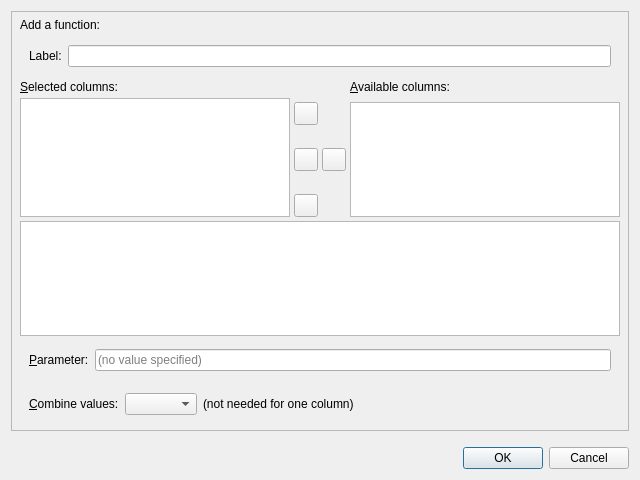
First picture: the form in coquery/gui/ui/addFunction.ui, repository gkunter/coquery, before the edit.
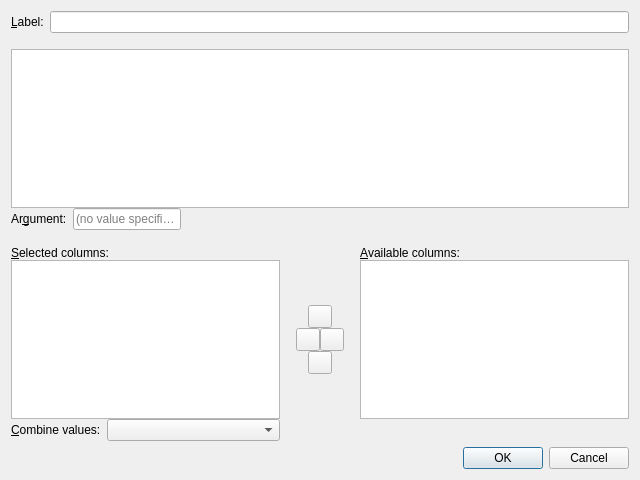
Second picture: the form after the edit. Custom widgets are drawn as their Qt base class.

Patch:
```diff
--- a/coquery/gui/ui/addFunction.ui
+++ b/coquery/gui/ui/addFunction.ui
@@ -14,53 +14,30 @@
    <string>Add a function – Coquery</string>
   </property>
   <layout class="QVBoxLayout" name="verticalLayout_2">
+   <item>
+    <layout class="QVBoxLayout" name="verticalLayout_3">
    <property name="spacing">
     <number>16</number>
    </property>
-   <property name="sizeConstraint">
-    <enum>QLayout::SetMinimumSize</enum>
-   </property>
-   <item>
-    <widget class="QFrame" name="frame">
-     <property name="frameShape">
-      <enum>QFrame::StyledPanel</enum>
-     </property>
-     <property name="frameShadow">
-      <enum>QFrame::Raised</enum>
-     </property>
-     <layout class="QVBoxLayout" name="verticalLayout">
-      <property name="spacing">
-       <number>4</number>
-      </property>
-      <property name="sizeConstraint">
-       <enum>QLayout::SetMinimumSize</enum>
-      </property>
-      <property name="leftMargin">
-       <number>8</number>
-      </property>
-      <property name="topMargin">
-       <number>6</number>
-      </property>
-      <property name="rightMargin">
-       <number>8</number>
-      </property>
-      <property name="bottomMargin">
-       <number>6</number>
-      </property>
-      <item>
-       <widget class="QLabel" name="label_description">
-        <property name="text">
-         <string>&lt;html&gt;&lt;head/&gt;&lt;body&gt;&lt;p&gt;Add a function:&lt;/p&gt;&lt;/body&gt;&lt;/html&gt;</string>
-        </property>
-       </widget>
-      </item>
       <item>
        <widget class="QWidget" name="widget_label" native="true">
+       <property name="sizePolicy">
+        <sizepolicy hsizetype="MinimumExpanding" vsizetype="Fixed">
+         <horstretch>0</horstretch>
+         <verstretch>0</verstretch>
+        </sizepolicy>
+       </property>
         <layout class="QHBoxLayout" name="horizontalLayout_3">
+        <property name="margin">
+         <number>0</number>
+        </property>
          <item>
           <widget class="QLabel" name="label">
            <property name="text">
-            <string>Label:</string>
+           <string>&amp;Label:</string>
+          </property>
+          <property name="buddy">
+           <cstring>edit_label</cstring>
            </property>
           </widget>
          </item>
@@ -70,19 +47,70 @@
         </layout>
        </widget>
       </item>
+     <item>
+      <layout class="QVBoxLayout" name="verticalLayout">
+       <property name="spacing">
+        <number>0</number>
+       </property>
+       <item>
+        <widget class="QListWidget" name="list_functions">
+         <property name="selectionBehavior">
+          <enum>QAbstractItemView::SelectRows</enum>
+         </property>
+         <property name="wordWrap">
+          <bool>true</bool>
+         </property>
+         <property name="currentRow">
+          <number>-1</number>
+         </property>
+         <property name="sortingEnabled">
+          <bool>true</bool>
+         </property>
+        </widget>
+       </item>
+       <item>
+        <widget class="QWidget" name="parameter_box" native="true">
+         <property name="sizePolicy">
+          <sizepolicy hsizetype="Fixed" vsizetype="Fixed">
+           <horstretch>0</horstretch>
+           <verstretch>0</verstretch>
+          </sizepolicy>
+         </property>
+         <layout class="QHBoxLayout" name="horizontalLayout_2">
+          <property name="sizeConstraint">
+           <enum>QLayout::SetFixedSize</enum>
+          </property>
+          <property name="margin">
+           <number>0</number>
+          </property>
+          <item>
+           <widget class="QLabel" name="label_5">
+            <property name="text">
+             <string>Ar&amp;gument:</string>
+            </property>
+            <property name="buddy">
+             <cstring>edit_function_value</cstring>
+            </property>
+           </widget>
+          </item>
+          <item>
+           <widget class="QLineEdit" name="edit_function_value">
+            <property name="placeholderText">
+             <string>(no value specified)</string>
+            </property>
+           </widget>
+          </item>
+         </layout>
+        </widget>
+       </item>
+      </layout>
+     </item>
       <item>
        <layout class="QGridLayout" name="gridLayout">
-        <item row="0" column="0">
-         <widget class="QLabel" name="label_3">
-          <property name="text">
-           <string>&amp;Selected columns:</string>
-          </property>
-          <property name="buddy">
-           <cstring>list_selected_columns</cstring>
-          </property>
-         </widget>
-        </item>
-        <item row="1" column="0" rowspan="2">
+       <property name="verticalSpacing">
+        <number>0</number>
+       </property>
+       <item row="1" column="0">
          <widget class="CoqListWidget" name="list_selected_columns">
           <property name="sizePolicy">
            <sizepolicy hsizetype="Expanding" vsizetype="Preferred">
@@ -95,15 +123,8 @@
           </property>
          </widget>
         </item>
-        <item row="2" column="1">
+       <item row="1" column="1">
          <layout class="QVBoxLayout" name="verticalLayout_5">
-          <item>
-           <widget class="QToolButton" name="button_up">
-            <property name="text">
-             <string/>
-            </property>
-           </widget>
-          </item>
           <item>
            <spacer name="verticalSpacer_2">
             <property name="orientation">
@@ -117,6 +138,13 @@
             </property>
            </spacer>
           </item>
+         <item alignment="Qt::AlignHCenter">
+          <widget class="QToolButton" name="button_up">
+           <property name="text">
+            <string/>
+           </property>
+          </widget>
+         </item>
           <item>
            <layout class="QHBoxLayout" name="horizontalLayout_6">
             <item>
@@ -126,7 +154,7 @@
               </property>
              </widget>
             </item>
-            <item>
+           <item alignment="Qt::AlignVCenter">
              <widget class="QToolButton" name="button_remove">
               <property name="text">
                <string/>
@@ -135,29 +163,29 @@
             </item>
            </layout>
           </item>
-          <item>
-           <spacer name="verticalSpacer_3">
-            <property name="orientation">
-             <enum>Qt::Vertical</enum>
-            </property>
-            <property name="sizeHint" stdset="0">
-             <size>
-              <width>20</width>
-              <height>40</height>
-             </size>
-            </property>
-           </spacer>
-          </item>
-          <item>
+         <item alignment="Qt::AlignHCenter">
            <widget class="QToolButton" name="button_down">
             <property name="text">
              <string/>
             </property>
            </widget>
           </item>
-         </layout>
-        </item>
-        <item row="2" column="2">
+         <item>
+          <spacer name="verticalSpacer">
+           <property name="orientation">
+            <enum>Qt::Vertical</enum>
+           </property>
+           <property name="sizeHint" stdset="0">
+            <size>
+             <width>20</width>
+             <height>40</height>
+            </size>
+           </property>
+          </spacer>
+         </item>
+        </layout>
+       </item>
+       <item row="1" column="2">
          <widget class="QListWidget" name="list_available_columns">
           <property name="sizePolicy">
            <sizepolicy hsizetype="Expanding" vsizetype="Preferred">
@@ -180,50 +208,22 @@
           </property>
          </widget>
         </item>
-       </layout>
-      </item>
-      <item>
-       <widget class="QListWidget" name="list_functions">
-        <property name="selectionBehavior">
-         <enum>QAbstractItemView::SelectRows</enum>
-        </property>
-        <property name="wordWrap">
-         <bool>true</bool>
-        </property>
-        <property name="currentRow">
-         <number>-1</number>
-        </property>
-        <property name="sortingEnabled">
-         <bool>true</bool>
-        </property>
-       </widget>
-      </item>
-      <item>
-       <widget class="QWidget" name="parameter_box" native="true">
-        <layout class="QHBoxLayout" name="horizontalLayout_2">
-         <item>
-          <widget class="QLabel" name="label_5">
+       <item row="0" column="0">
+        <widget class="QLabel" name="label_3">
            <property name="text">
-            <string>&amp;Parameter:</string>
+          <string>&amp;Selected columns:</string>
            </property>
            <property name="buddy">
             <cstring>edit_function_value</cstring>
            </property>
           </widget>
          </item>
-         <item>
-          <widget class="QLineEdit" name="edit_function_value">
-           <property name="placeholderText">
-            <string>(no value specified)</string>
-           </property>
-          </widget>
-         </item>
-        </layout>
-       </widget>
-      </item>
-      <item>
+       <item row="2" column="0">
        <widget class="QWidget" name="box_combine" native="true">
-        <layout class="QHBoxLayout" name="horizontalLayout">
+         <layout class="QHBoxLayout" name="horizontalLayout_4">
+          <property name="margin">
+           <number>0</number>
+          </property>
          <item>
           <widget class="QLabel" name="label_4">
            <property name="text">
@@ -237,38 +237,19 @@
          <item>
           <widget class="QComboBox" name="combo_combine">
            <property name="sizePolicy">
-            <sizepolicy hsizetype="Minimum" vsizetype="Fixed">
+             <sizepolicy hsizetype="MinimumExpanding" vsizetype="Fixed">
              <horstretch>0</horstretch>
              <verstretch>0</verstretch>
             </sizepolicy>
            </property>
           </widget>
          </item>
-         <item>
-          <widget class="QLabel" name="label_remark">
-           <property name="text">
-            <string>(not needed for one column)</string>
-           </property>
-          </widget>
-         </item>
-         <item>
-          <spacer name="horizontalSpacer">
-           <property name="orientation">
-            <enum>Qt::Horizontal</enum>
-           </property>
-           <property name="sizeHint" stdset="0">
-            <size>
-             <width>40</width>
-             <height>20</height>
-            </size>
-           </property>
-          </spacer>
-         </item>
-        </layout>
-       </widget>
-      </item>
-     </layout>
-    </widget>
+         </layout>
+        </widget>
+       </item>
+      </layout>
+     </item>
+    </layout>
    </item>
    <item>
     <widget class="QDialogButtonBox" name="buttonBox">
```
Left out of the diff: 2 changed lines with no effect on the pictures. Lines whose indentation alone changed are shown as unchanged.
